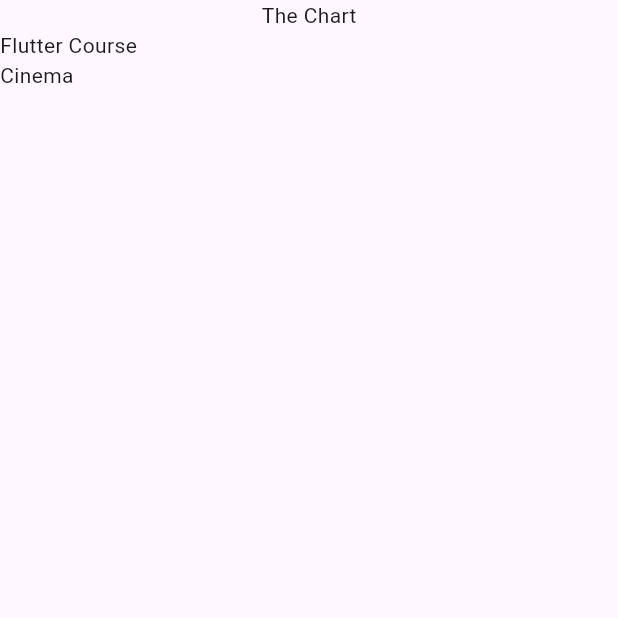
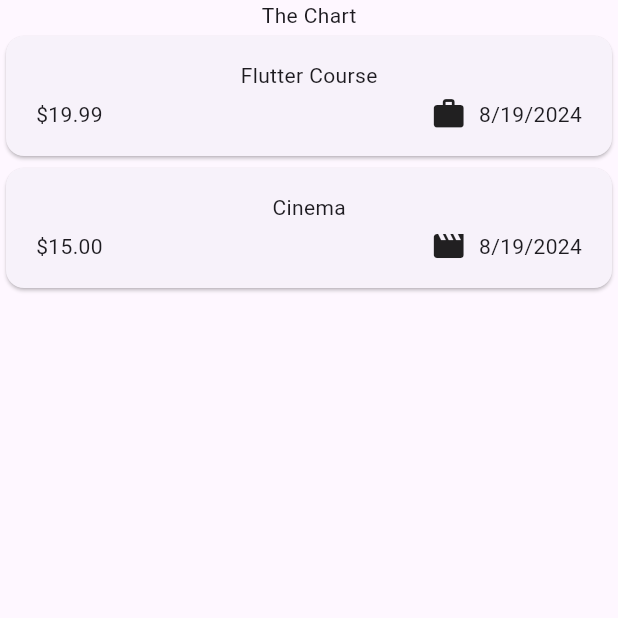
Before and after one commit to jefflueck/expense_tracker, a Flutter app: the screen it shows after launch, on a phone screen of 412 x 824 dp, the top half of it. Run offline on Flutter 3.47's test engine with Material 3 defaults, Android fonts, the phone set to English and light mode, and no system bars.

Commit message:
added intl package from pub.dev, made icons dynamic based on category of expense in models/expense.dart, changed file structure, added getter to format date in combination with new intl package

```diff
--- a/lib/main.dart
+++ b/lib/main.dart
@@ -1,6 +1,6 @@
 import 'package:flutter/material.dart';
 
-import 'package:expense_tracker/expenses.dart';
+import 'package:expense_tracker/widgets/expenses.dart';
 
 void main() {
   runApp(
--- a/lib/models/expense.dart
+++ b/lib/models/expense.dart
@@ -1,9 +1,20 @@
+import 'package:flutter/material.dart';
 import 'package:uuid/uuid.dart';
+import 'package:intl/intl.dart';
+
+final formatter = DateFormat.yMd();
 
 // create a unique id for each expense with the help of the uuid package.
 const uuid = Uuid();
 
 enum Category { food, travel, leisure, work }
+
+const categoryIcons = {
+  Category.food: Icons.fastfood,
+  Category.travel: Icons.flight,
+  Category.leisure: Icons.movie,
+  Category.work: Icons.work,
+};
 
 class Expense {
   // Constructor
@@ -19,4 +30,9 @@ class Expense {
   final double amount; // 1.99
   final DateTime date;
   final Category category;
+
+  // Methods
+  String get formattedDate {
+    return formatter.format(date);
+  }
 }
--- a/lib/expenses.dart
+++ b/lib/widgets/expenses.dart
@@ -1,7 +1,7 @@
 import 'package:flutter/material.dart';
 
 import 'package:expense_tracker/models/expense.dart';
-import 'package:expense_tracker/expenses_list.dart';
+import 'package:expense_tracker/widgets/expenses_list/expenses_list.dart';
 
 class Expenses extends StatefulWidget {
   const Expenses({super.key});
--- /dev/null
+++ b/lib/widgets/expenses_list/expense_item.dart
@@ -0,0 +1,37 @@
+import 'package:flutter/material.dart';
+
+import 'package:expense_tracker/models/expense.dart';
+
+class ExpenseItem extends StatelessWidget {
+  const ExpenseItem(this.expense, {super.key});
+
+  final Expense expense;
+  @override
+  Widget build(BuildContext context) {
+    return Card(
+      child: Padding(
+        padding: const EdgeInsets.symmetric(
+          horizontal: 20,
+          vertical: 16,
+        ),
+        child: Column(
+          children: [
+            Text(expense.title),
+            const SizedBox(height: 4),
+            Row(
+              children: [
+                Text('\$${expense.amount.toStringAsFixed(2)}'),
+                const Spacer(),
+                Row(children: [
+                  Icon(categoryIcons[expense.category]),
+                  const SizedBox(width: 8),
+                  Text(expense.formattedDate),
+                ]),
+              ],
+            )
+          ],
+        ),
+      ),
+    );
+  }
+}
--- a/lib/expenses_list.dart
+++ b/lib/widgets/expenses_list/expenses_list.dart
@@ -1,6 +1,7 @@
 import 'package:flutter/material.dart';
 
 import 'package:expense_tracker/models/expense.dart';
+import 'package:expense_tracker/widgets/expenses_list/expense_item.dart';
 
 class ExpensesList extends StatelessWidget {
   const ExpensesList({
@@ -13,7 +14,7 @@ class ExpensesList extends StatelessWidget {
   Widget build(BuildContext context) {
     return ListView.builder(
       itemCount: expenses.length,
-      itemBuilder: (context, index) => Text(expenses[index].title),
+      itemBuilder: (context, index) => ExpenseItem(expenses[index]),
     );
   }
 }
--- a/pubspec.yaml
+++ b/pubspec.yaml
@@ -36,6 +36,7 @@ dependencies:
   # Use with the CupertinoIcons class for iOS style icons.
   cupertino_icons: ^1.0.6
   uuid: ^4.4.2
+  intl: ^0.19.0
 
 dev_dependencies:
   flutter_test:
```
Also changed, not shown: pubspec.lock.
